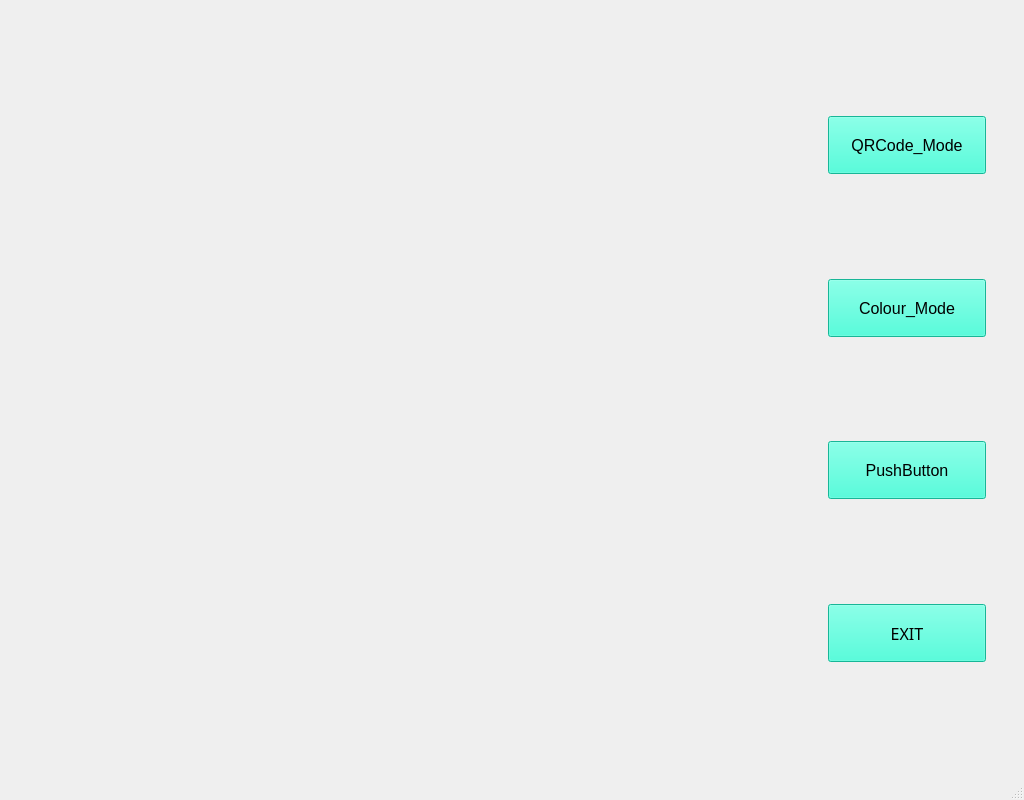
This is Ltem_Sorting/mainwindow.ui in YiHangCalm/WorldSkillsCompetition as Qt 5 draws it before an edit. The edited form follows.
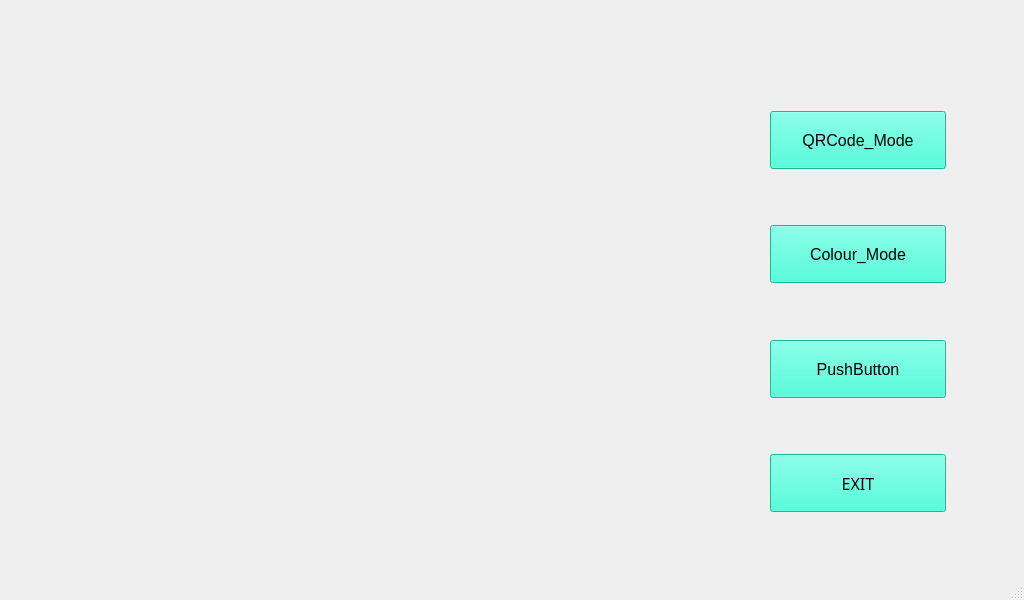
This is the edited form. Icons and pictures are not drawn.

Diff of the .ui file:
```diff
--- a/Ltem_Sorting/mainwindow.ui
+++ b/Ltem_Sorting/mainwindow.ui
@@ -7,7 +7,7 @@
     <x>0</x>
     <y>0</y>
     <width>1024</width>
-    <height>800</height>
+    <height>600</height>
    </rect>
   </property>
   <property name="sizePolicy">
@@ -20,7 +20,17 @@
    <string>MainWindow</string>
   </property>
   <property name="styleSheet">
-   <string notr="true">QPushButton#modeButton {
+   <string notr="true">#MainWindow {
+    background-image: url(:/new/prefix1/Rese/back.png);
+    background-position: center;
+    background-repeat: no-repeat; 
+  
+}
+#centralwidget {
+    background: transparent;
+}
+
+QPushButton#modeButton {
     background-color: rgb(34, 255, 211);
     color: black;
     width: 150px;  
@@ -51,25 +61,18 @@
 }</string>
   </property>
   <widget class="QWidget" name="centralwidget">
-   <layout class="QHBoxLayout" name="horizontalLayout">
-    <item>
-     <spacer name="horizontalSpacer">
-      <property name="orientation">
-       <enum>Qt::Horizontal</enum>
-      </property>
-      <property name="sizeHint" stdset="0">
-       <size>
-        <width>792</width>
-        <height>37</height>
-       </size>
-      </property>
-     </spacer>
-    </item>
-    <item>
      <widget class="QWidget" name="widget" native="true">
+    <property name="geometry">
+     <rect>
+      <x>770</x>
+      <y>60</y>
+      <width>176</width>
+      <height>452</height>
+     </rect>
+    </property>
       <layout class="QVBoxLayout" name="verticalLayout">
        <item>
-        <spacer name="verticalSpacer_5">
+      <spacer name="verticalSpacer">
          <property name="orientation">
           <enum>Qt::Vertical</enum>
          </property>
@@ -129,7 +132,7 @@
         </widget>
        </item>
        <item>
-        <spacer name="verticalSpacer_3">
+      <spacer name="verticalSpacer_5">
          <property name="orientation">
           <enum>Qt::Vertical</enum>
          </property>
@@ -149,7 +152,7 @@
         </widget>
        </item>
        <item>
-        <spacer name="verticalSpacer">
+      <spacer name="verticalSpacer_6">
          <property name="orientation">
           <enum>Qt::Vertical</enum>
          </property>
@@ -174,36 +177,8 @@
          </property>
         </widget>
        </item>
-       <item>
-        <spacer name="verticalSpacer_6">
-         <property name="orientation">
-          <enum>Qt::Vertical</enum>
-         </property>
-         <property name="sizeHint" stdset="0">
-          <size>
-           <width>20</width>
-           <height>40</height>
-          </size>
-         </property>
-        </spacer>
-       </item>
-      </layout>
-     </widget>
-    </item>
-    <item>
-     <spacer name="verticalSpacer_4">
-      <property name="orientation">
-       <enum>Qt::Vertical</enum>
-      </property>
-      <property name="sizeHint" stdset="0">
-       <size>
-        <width>20</width>
-        <height>736</height>
-       </size>
-      </property>
-     </spacer>
-    </item>
-   </layout>
+    </layout>
+   </widget>
   </widget>
   <widget class="QMenuBar" name="menubar">
    <property name="geometry">
```
Lines whose indentation alone changed are shown as unchanged.
